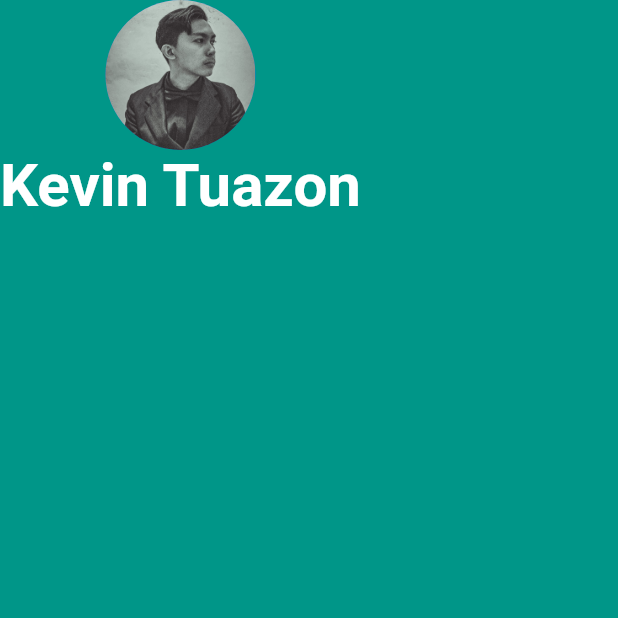
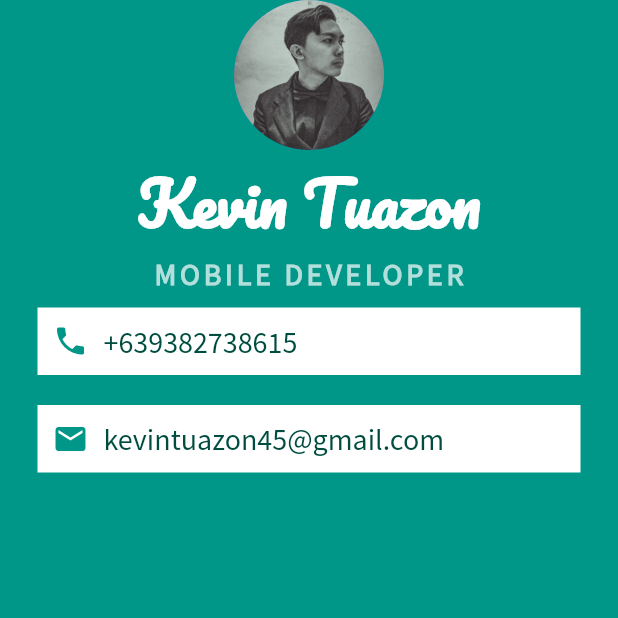
Before and after one commit to kvntzn/mi_card_flutter, a Flutter app: the screen it shows after launch, on a phone screen of 412 x 824 dp, the top half of it. Run offline on Flutter 3.47's test engine with Material 2 defaults, Android fonts, the phone set to English and light mode, and no system bars.

Commit message:
added fonts and entries

```diff
--- a/lib/main.dart
+++ b/lib/main.dart
@@ -20,9 +20,64 @@ class MyApp extends StatelessWidget {
               Text(
                 'Kevin Tuazon',
                 style: TextStyle(
+                    fontFamily: 'Pacifico',
                     fontSize: 40,
                     color: Colors.white,
-                  fontWeight: FontWeight.bold
+                    fontWeight: FontWeight.bold),
+              ),
+              Text(
+                'MOBILE DEVELOPER',
+                style: TextStyle(
+                    fontFamily: 'Source Sans Pro',
+                    fontSize: 20,
+                    color: Colors.teal.shade100,
+                    letterSpacing: 2.5,
+                    fontWeight: FontWeight.bold),
+              ),
+              Container(
+                padding: EdgeInsets.all(10),
+                color: Colors.white,
+                margin: EdgeInsets.symmetric(vertical: 10, horizontal: 25),
+                child: Row(
+                  children: [
+                    Icon(
+                      Icons.phone,
+                      color:Colors.teal
+                    ),
+                    SizedBox(
+                      width: 10,
+                    ),
+                    Text('+639382738615',
+                      style: TextStyle(
+                        color: Colors.teal.shade900,
+                        fontFamily: 'Source Sans Pro',
+                        fontSize: 20
+                      ),
+                    )
+                  ],
+                )
+              ),
+              Container(
+                padding: EdgeInsets.all(10),
+                color: Colors.white,
+                margin: EdgeInsets.symmetric(vertical: 10, horizontal: 25),
+                child: Row(
+                  children: [
+                    Icon(
+                        Icons.mail,
+                        color: Colors.teal
+                    ),
+                    SizedBox(
+                      width: 10,
+                    ),
+                    Text('kevintuazon45@gmail.com',
+                    style: TextStyle(
+                      color: Colors.teal.shade900,
+                      fontFamily: 'Source Sans Pro',
+                      fontSize: 20
+                    ),
+                    )
+                  ]
                 ),
               )
             ],
```
Also changed, not shown: pubspec.yaml (+10 -0 lines), fonts/Pacifico-Regular.ttf (added), fonts/SourceSansPro-Regular.ttf (added). Lines whose indentation alone changed are shown as unchanged.
